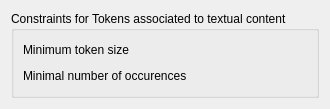
Above: stringindexer/frontend/kde/config.ui from pfrancq/galilei before the change. Below: the same form after it.
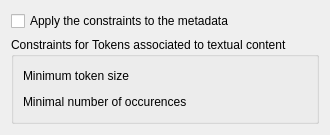
That is the form after the change. Custom widgets are drawn as their Qt base class.

Patch:
```diff
--- a/stringindexer/frontend/kde/config.ui
+++ b/stringindexer/frontend/kde/config.ui
@@ -7,13 +7,20 @@
     <x>0</x>
     <y>0</y>
     <width>330</width>
-    <height>99</height>
+    <height>124</height>
    </rect>
   </property>
   <property name="windowTitle">
    <string>Form</string>
   </property>
   <layout class="QVBoxLayout" name="verticalLayout_2">
+   <item>
+    <widget class="QCheckBox" name="ApplyRulesMetadata">
+     <property name="text">
+      <string>Apply the constraints to the metadata</string>
+     </property>
+    </widget>
+   </item>
    <item>
     <widget class="QGroupBox" name="groupBox">
      <property name="title">
```
